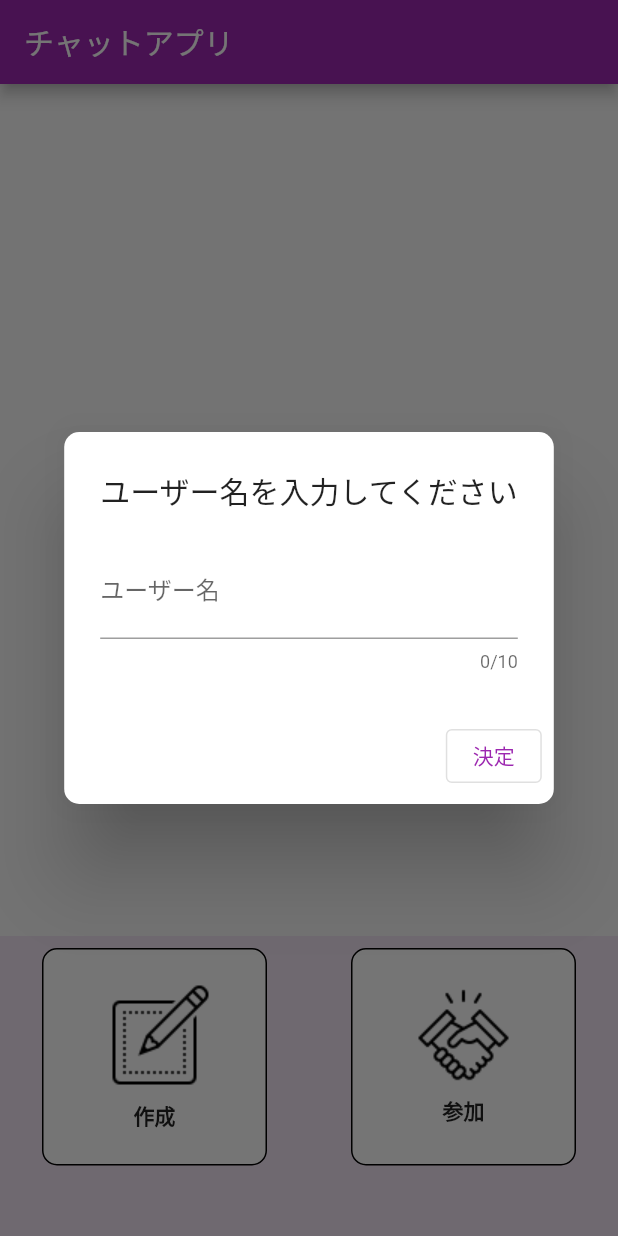
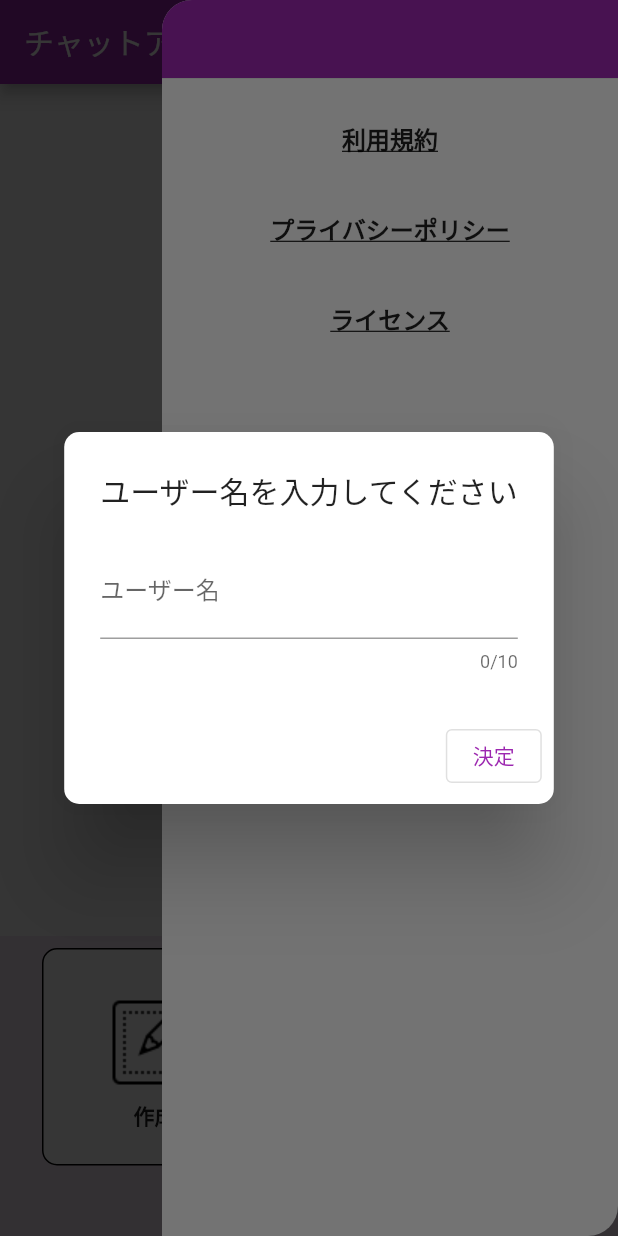
Before and after one commit to popmans/chat_app, a Flutter app: the screen it shows after launch, with the side drawer open (before the commit the screen has no drawer), on a phone screen of 412 x 824 dp. Run offline on Flutter 3.47's test engine with Material 2 defaults, Android fonts, the phone set to English and light mode, and no system bars; our stand-ins replace cloud_firestore, firebase_core, shared_preferences; accounts and stored records are empty.

Commit message:
利用規約・プライバシーポリシー・ライセンス（の設置）

```diff
--- /dev/null
+++ b/lib/pages/drawer_page.dart
@@ -0,0 +1,71 @@
+import 'package:flutter/material.dart';
+import 'package:url_launcher/url_launcher.dart';
+
+class DefaultDrawer extends StatelessWidget {
+  const DefaultDrawer({Key? key}) : super(key: key);
+
+  @override
+  Widget build(BuildContext context) {
+    return SafeArea(
+      bottom: false,
+      child: ClipRRect(
+        // 角丸のためにラップ
+        borderRadius: const BorderRadius.only(
+            topLeft: Radius.circular(20), bottomRight: Radius.circular(20)),
+        child: Drawer(
+          child: Column(
+            crossAxisAlignment: CrossAxisAlignment.stretch,
+            children: [
+              header(context),
+              const SizedBox(height: 20),
+              customTile('利用規約',
+                  url:
+                      'https://popmans.github.io/Privacy_Policy_Warikan-Chat/terms_of_service'),
+              customTile('プライバシーポリシー',
+                  url:
+                      'https://popmans.github.io/Privacy_Policy_Warikan-Chat/privacy_policy'),
+              customTile('ライセンス', context: context),
+            ],
+          ),
+        ),
+      ),
+    );
+  }
+
+  Widget header(BuildContext context) {
+    return const SizedBox(
+      height: 60,
+      child: DrawerHeader(
+        decoration: BoxDecoration(color: Colors.purple),
+        child: Text(
+          '',
+          textAlign: TextAlign.center,
+        ),
+      ),
+    );
+  }
+
+  Widget customTile(String title, {String? url, BuildContext? context}) {
+    return InkWell(
+      onTap: () {
+        if (url != null) {
+          launchUrl(Uri.parse(url));
+        } else {
+          Navigator.push(
+            context!,
+            MaterialPageRoute(builder: (context) => const LicensePage()),
+          );
+        }
+      },
+      child: SizedBox(
+        height: 60,
+        child: Text(title,
+            textAlign: TextAlign.center,
+            style: const TextStyle(
+                fontSize: 16,
+                fontWeight: FontWeight.w700,
+                decoration: TextDecoration.underline)),
+      ),
+    );
+  }
+}
--- a/lib/pages/top_page.dart
+++ b/lib/pages/top_page.dart
@@ -1,5 +1,6 @@
 import 'package:chat_app/firestore/room_firestore.dart';
 import 'package:chat_app/firestore/user_firestore.dart';
+import 'package:chat_app/pages/drawer_page.dart';
 import 'package:chat_app/pages/edit_group_page.dart';
 import 'package:chat_app/pages/talk_room_page.dart';
 import 'package:chat_app/utils/shared_prefs.dart';
@@ -16,12 +17,13 @@ class TopPage extends StatefulWidget {
 }
 
 class _TopPageState extends State<TopPage> {
+  final _scaffoldKey = GlobalKey<ScaffoldState>();
+
   @override
   void initState() {
     super.initState();
     WidgetsBinding.instance.addPostFrameCallback((_) async {
       if (!SharedPrefs.fetchDoneOpen()) {
-        print('pass3');
         await showDialog(
           context: context,
           barrierDismissible: false,
@@ -72,9 +74,18 @@ class _TopPageState extends State<TopPage> {
     final Size size = MediaQuery.of(context).size;
 
     return Scaffold(
+        key: _scaffoldKey,
         appBar: AppBar(
           title: const Text('チャットアプリ'),
+          actions: [
+            IconButton(
+                icon: const Icon(Icons.menu, color: Colors.white, size: 25),
+                onPressed: () {
+                  _scaffoldKey.currentState?.openEndDrawer();
+                }),
+          ],
         ),
+        endDrawer: const DefaultDrawer(),
         body: StreamBuilder<QuerySnapshot>(
             stream: RoomFirestore.joinedRoomSnapshot,
             builder: (context, streamSnapshot) {
--- a/pubspec.yaml
+++ b/pubspec.yaml
@@ -17,6 +17,7 @@ dependencies:
   cloud_firestore: ^4.4.3
   shared_preferences: ^2.0.18
   flutter_native_splash: ^2.2.19
+  url_launcher: ^6.1.10
 
 dev_dependencies:
   flutter_test:
```
Also changed, not shown: pubspec.lock, 5 other files.
